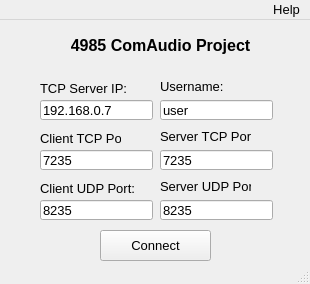
Qt form src/application/mainwindow.ui (mvan/4985Final) before a commit.
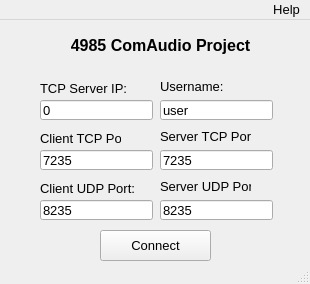
The same form after that commit.

Patch:
```diff
--- a/src/application/mainwindow.ui
+++ b/src/application/mainwindow.ui
@@ -30,7 +30,7 @@
      </rect>
     </property>
     <property name="text">
-     <string>192.168.0.7</string>
+     <string>0</string>
     </property>
    </widget>
    <widget class="QPushButton" name="connect">
```
Left out of the diff: 2 changed lines with no effect on the pictures.
